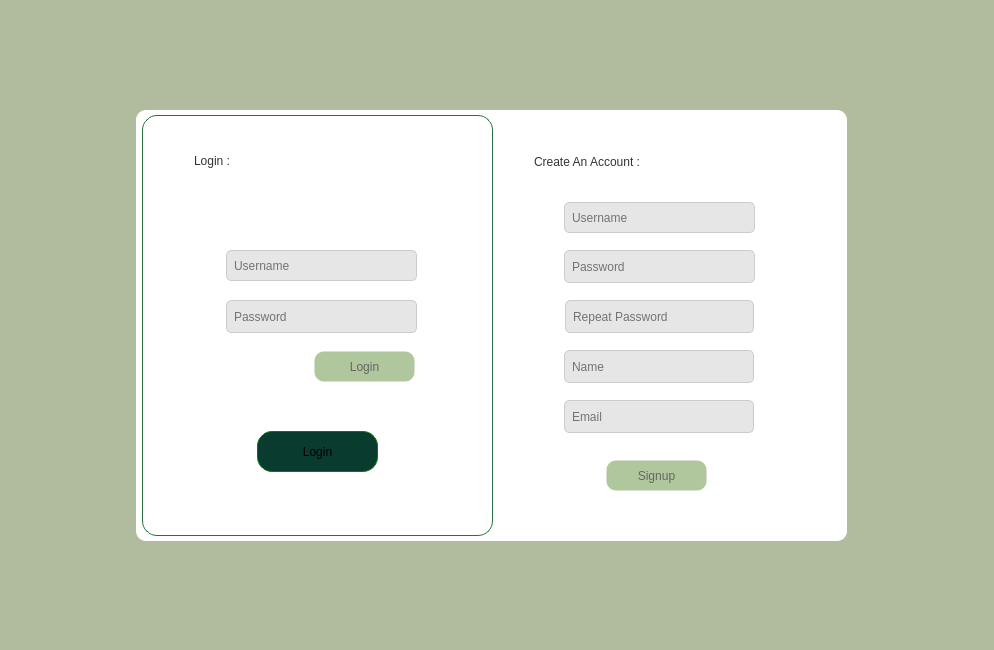
Above: SocialNetwork/login_signup.ui from amir-h-A-0001/DS-SocialNetwork before the change. Below: the same form after it.
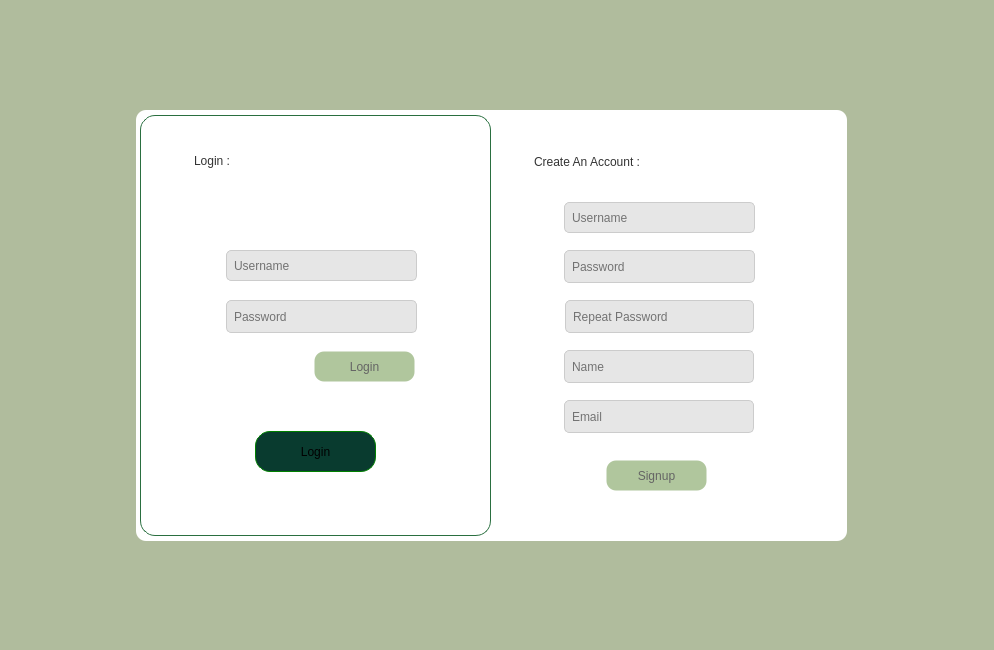
That is the form after the change. Icons and pictures are not drawn.

```diff
--- a/SocialNetwork/login_signup.ui
+++ b/SocialNetwork/login_signup.ui
@@ -432,7 +432,7 @@
    <widget class="QFrame" name="picture">
     <property name="geometry">
      <rect>
-      <x>142</x>
+      <x>140</x>
       <y>115</y>
       <width>351</width>
       <height>421</height>
```
Left out of the diff: 14 changed lines with no effect on the pictures.
